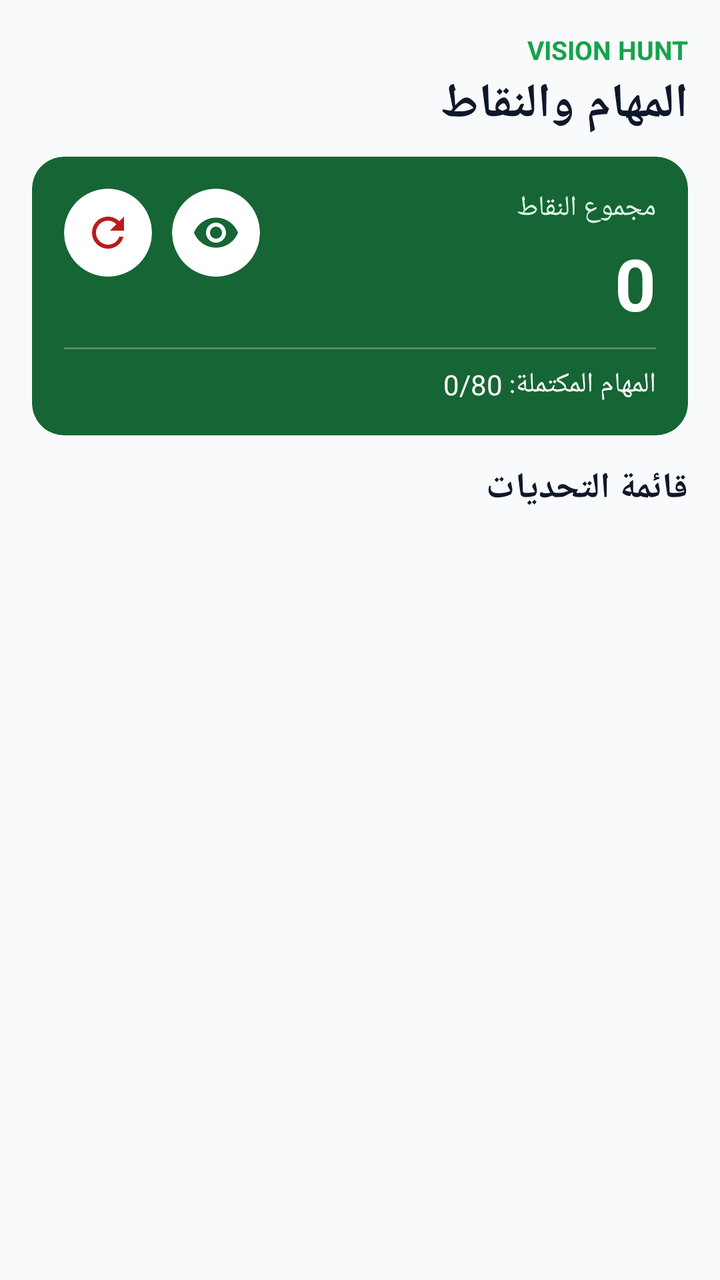
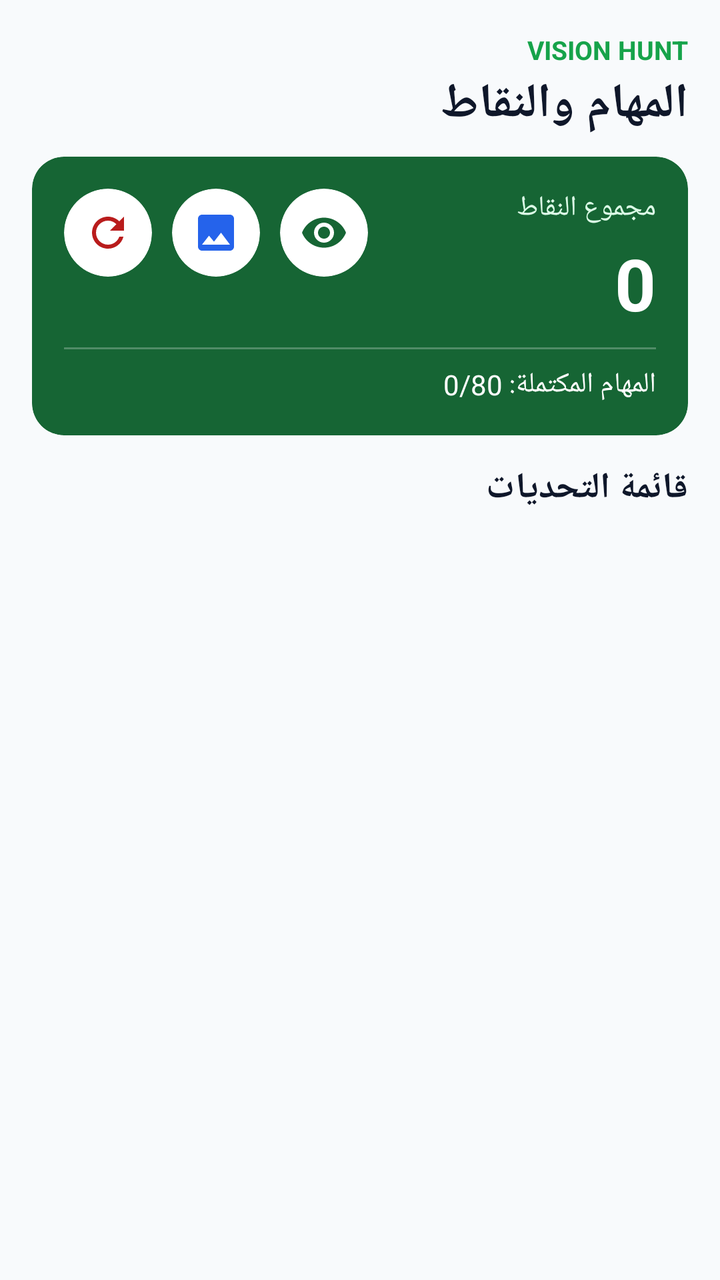

An Android layout rendered at two revisions. The XML below is the earlier revision; the diff shows what the commit changed to produce the second picture.
<!-- AndroidManifest.xml: application theme Theme.VisionHunt -->
<!-- res/layout/fragment_tasks.xml -->
<?xml version="1.0" encoding="utf-8"?>
<LinearLayout xmlns:android="http://schemas.android.com/apk/res/android"
    xmlns:app="http://schemas.android.com/apk/res-auto"
    android:layout_width="match_parent"
    android:layout_height="match_parent"
    android:background="@color/screen_background"
    android:layoutDirection="rtl"
    android:orientation="vertical"
    android:padding="16dp"
    android:textDirection="rtl">

    
    <TextView
        android:layout_width="wrap_content"
        android:layout_height="wrap_content"
        android:layout_gravity="start"
        android:text="VISION HUNT"
        android:textColor="#16A34A"
        android:textSize="13sp"
        android:textStyle="bold" />

    <TextView
        android:layout_width="wrap_content"
        android:layout_height="wrap_content"
        android:layout_gravity="start"
        android:layout_marginTop="2dp"
        android:text="المهام والنقاط"
        android:textColor="@color/text_primary"
        android:textSize="24sp"
        android:textStyle="bold" />

    
    <com.google.android.material.card.MaterialCardView
        android:layout_width="match_parent"
        android:layout_height="wrap_content"
        android:layout_marginTop="10dp"
        app:cardBackgroundColor="#166534"
        app:cardCornerRadius="16dp"
        app:cardElevation="0dp"
        app:strokeWidth="0dp">

        <RelativeLayout
            android:layout_width="match_parent"
            android:layout_height="wrap_content"
            android:padding="16dp">

            
            <LinearLayout
                android:id="@+id/layout_card_actions"
                android:layout_width="wrap_content"
                android:layout_height="wrap_content"
                android:layout_alignParentTop="true"
                android:layout_alignParentEnd="true"
                android:orientation="horizontal">

                
                <com.google.android.material.card.MaterialCardView
                    android:id="@+id/btn_start_camera_card"
                    android:layout_width="44dp"
                    android:layout_height="44dp"
                    android:clickable="true"
                    android:focusable="true"
                    app:cardCornerRadius="22dp"
                    app:cardElevation="0dp"
                    app:strokeWidth="0dp">

                    <ImageView
                        android:id="@+id/btn_start_camera"
                        android:layout_width="24dp"
                        android:layout_height="24dp"
                        android:layout_gravity="center"
                        android:contentDescription="ابدأ البحث بالكاميرا"
                        android:src="@drawable/ic_vision"
                        app:tint="#166534" />

                </com.google.android.material.card.MaterialCardView>

                <Space
                    android:layout_width="10dp"
                    android:layout_height="wrap_content" />

                
                <com.google.android.material.card.MaterialCardView
                    android:id="@+id/btn_reset_game_card"
                    android:layout_width="44dp"
                    android:layout_height="44dp"
                    android:clickable="true"
                    android:focusable="true"
                    app:cardCornerRadius="22dp"
                    app:cardElevation="0dp"
                    app:strokeWidth="0dp">

                    <ImageView
                        android:id="@+id/btn_reset_game"
                        android:layout_width="24dp"
                        android:layout_height="24dp"
                        android:layout_gravity="center"
                        android:contentDescription="إعادة بدء اللعبة"
                        android:src="@drawable/ic_restart"
                        app:tint="#B91C1C" />

                </com.google.android.material.card.MaterialCardView>

            </LinearLayout>

            
            <TextView
                android:id="@+id/tv_score_label"
                android:layout_width="wrap_content"
                android:layout_height="wrap_content"
                android:layout_alignParentStart="true"
                android:layout_alignParentTop="true"
                android:text="مجموع النقاط"
                android:textColor="#DCFCE7"
                android:textSize="14sp" />

            <TextView
                android:id="@+id/tv_score"
                android:layout_width="wrap_content"
                android:layout_height="wrap_content"
                android:layout_below="@id/tv_score_label"
                android:layout_alignParentStart="true"
                android:layout_marginTop="4dp"
                android:text="0"
                android:textColor="#FFFFFF"
                android:textSize="36sp"
                android:textStyle="bold" />

            <View
                android:id="@+id/divider_card"
                android:layout_width="match_parent"
                android:layout_height="1dp"
                android:layout_below="@id/tv_score"
                android:layout_marginTop="8dp"
                android:background="#40FFFFFF" />

            <TextView
                android:id="@+id/tv_progress"
                android:layout_width="wrap_content"
                android:layout_height="wrap_content"
                android:layout_below="@id/divider_card"
                android:layout_alignParentStart="true"
                android:layout_marginTop="8dp"
                android:text="المهام المكتملة: 0/80"
                android:textColor="#FFFFFF"
                android:textSize="14sp" />

        </RelativeLayout>

    </com.google.android.material.card.MaterialCardView>

    <TextView
        android:layout_width="wrap_content"
        android:layout_height="wrap_content"
        android:layout_gravity="start"
        android:layout_marginTop="14dp"
        android:layout_marginBottom="6dp"
        android:text="قائمة التحديات"
        android:textColor="@color/text_primary"
        android:textSize="18sp"
        android:textStyle="bold" />

    
    <androidx.recyclerview.widget.RecyclerView
        android:id="@+id/rv_tasks"
        android:layout_width="match_parent"
        android:layout_height="0dp"
        android:layout_weight="1"
        android:clipToPadding="false"
        android:paddingBottom="12dp" />

</LinearLayout>
<!-- resources referenced by this layout -->
<resources>
  <color name="screen_background">#F8FAFC</color>
  <color name="text_primary">#0F172A</color>
  <!-- drawable ic_restart (drawable) -->
  <vector xmlns:android="http://schemas.android.com/apk/res/android"
      android:width="24dp"
      android:height="24dp"
      android:viewportWidth="24"
      android:viewportHeight="24">
      <path
          android:fillColor="#FF000000"
          android:pathData="M17.65,6.35C16.2,4.9 14.21,4 12,4c-4.42,0 -7.99,3.58 -7.99,8s3.57,8 7.99,8c3.73,0 6.84,-2.55 7.73,-6h-2.08c-0.82,2.33 -3.04,4 -5.65,4 -3.31,0 -6,-2.69 -6,-6s2.69,-6 6,-6c1.66,0 3.14,0.69 4.22,1.78L13,11h7V4l-2.35,2.35z" />
  </vector>
  <!-- drawable ic_vision (drawable) -->
  <vector xmlns:android="http://schemas.android.com/apk/res/android"
      android:width="24dp"
      android:height="24dp"
      android:viewportWidth="24"
      android:viewportHeight="24">
      <path
          android:fillColor="#FF000000"
          android:pathData="M12,4.5C7,4.5 2.73,7.61 1,12c1.73,4.39 6,7.5 11,7.5s9.27,-3.11 11,-7.5c-1.73,-4.39 -6,-7.5 -11,-7.5zM12,17c-2.76,0 -5,-2.24 -5,-5s2.24,-5 5,-5 5,2.24 5,5 -2.24,5 -5,5zM12,9c-1.66,0 -3,1.34 -3,3s1.34,3 3,3 3,-1.34 3,-3 -1.34,-3 -3,-3z" />
  </vector>
  <style name="Theme.VisionHunt" parent="Theme.MaterialComponents.DayNight.NoActionBar">
          <item name="colorPrimary">#16A34A</item>
          <item name="colorPrimaryVariant">#166534</item>
          <item name="colorOnPrimary">#FFFFFF</item>
          <item name="colorSecondary">#16A34A</item>
          <item name="colorOnSecondary">#FFFFFF</item>
          <item name="android:windowBackground">@color/screen_background</item>
          <item name="android:statusBarColor">@color/screen_background</item>
          <item name="android:windowLightStatusBar">true</item>
          <item name="android:navigationBarColor">@color/bottom_nav_background</item>
          <item name="android:windowLightNavigationBar">true</item>
      </style>
  <color name="bottom_nav_background">#FFFFFF</color>
</resources>

<!-- the commit's change to res/layout/fragment_tasks.xml (unified diff, before → after) -->
@@ -72,6 +72,32 @@
                         android:contentDescription="ابدأ البحث بالكاميرا"
                         android:src="@drawable/ic_vision"
                         app:tint="#166534" />
+
+                </com.google.android.material.card.MaterialCardView>
+
+                <Space
+                    android:layout_width="10dp"
+                    android:layout_height="wrap_content" />
+
+                
+                <com.google.android.material.card.MaterialCardView
+                    android:id="@+id/btn_gallery_card"
+                    android:layout_width="44dp"
+                    android:layout_height="44dp"
+                    android:clickable="true"
+                    android:focusable="true"
+                    app:cardCornerRadius="22dp"
+                    app:cardElevation="0dp"
+                    app:strokeWidth="0dp">
+
+                    <ImageView
+                        android:id="@+id/btn_gallery"
+                        android:layout_width="24dp"
+                        android:layout_height="24dp"
+                        android:layout_gravity="center"
+                        android:contentDescription="الصور المكتشفة"
+                        android:src="@drawable/ic_images"
+                        app:tint="#2563EB" />
 
                 </com.google.android.material.card.MaterialCardView>
 
<!-- resource entries referenced after the edit -->
@@ -2,6 +2,12 @@
 <resources>
   <color name="screen_background">#F8FAFC</color>
   <color name="text_primary">#0F172A</color>
+  <!-- drawable ic_images (drawable) -->
+  <vector xmlns:android="http://schemas.android.com/apk/res/android" android:height="24dp" android:tint="#000000" android:viewportHeight="24" android:viewportWidth="24" android:width="24dp">
+        
+      <path android:fillColor="@android:color/white" android:pathData="M21,19V5c0,-1.1 -0.9,-2 -2,-2H5c-1.1,0 -2,0.9 -2,2v14c0,1.1 0.9,2 2,2h14c1.1,0 2,-0.9 2,-2zM8.5,13.5l2.5,3.01L14.5,12l4.5,6H5l3.5,-4.5z"/>
+      
+  </vector>
   <!-- drawable ic_restart (drawable) -->
   <vector xmlns:android="http://schemas.android.com/apk/res/android"
       android:width="24dp"
